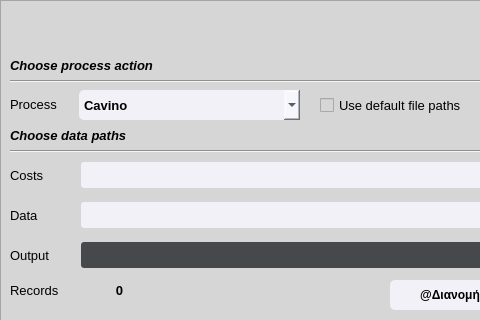
kosazna/atakl, file gui/ui_resources/aztool_akl_gui.ui: the form before one commit; both pictures show x 0 to 480 and y 0 to 320 of the 800 by 574 pixel window.
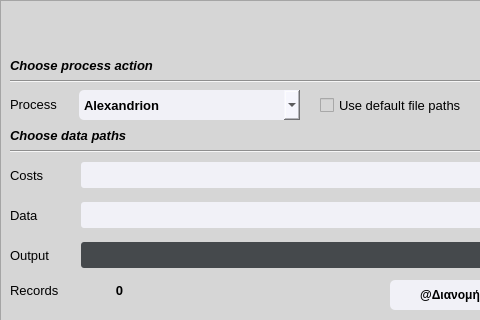
The form after the commit.

```diff
--- a/gui/ui_resources/aztool_akl_gui.ui
+++ b/gui/ui_resources/aztool_akl_gui.ui
@@ -98,6 +98,15 @@
          </color>
         </brush>
        </colorrole>
+       <colorrole role="PlaceholderText">
+        <brush brushstyle="NoBrush">
+         <color alpha="128">
+          <red>0</red>
+          <green>0</green>
+          <blue>0</blue>
+         </color>
+        </brush>
+       </colorrole>
       </active>
       <inactive>
        <colorrole role="WindowText">
@@ -172,6 +181,15 @@
          </color>
         </brush>
        </colorrole>
+       <colorrole role="PlaceholderText">
+        <brush brushstyle="NoBrush">
+         <color alpha="128">
+          <red>0</red>
+          <green>0</green>
+          <blue>0</blue>
+         </color>
+        </brush>
+       </colorrole>
       </inactive>
       <disabled>
        <colorrole role="WindowText">
@@ -246,6 +264,15 @@
          </color>
         </brush>
        </colorrole>
+       <colorrole role="PlaceholderText">
+        <brush brushstyle="NoBrush">
+         <color alpha="128">
+          <red>0</red>
+          <green>0</green>
+          <blue>0</blue>
+         </color>
+        </brush>
+       </colorrole>
       </disabled>
      </palette>
     </property>
@@ -479,6 +506,11 @@
      <property name="frame">
       <bool>true</bool>
      </property>
+     <item>
+      <property name="text">
+       <string>Alexandrion</string>
+      </property>
+     </item>
      <item>
       <property name="text">
        <string>Cavino</string>
```
